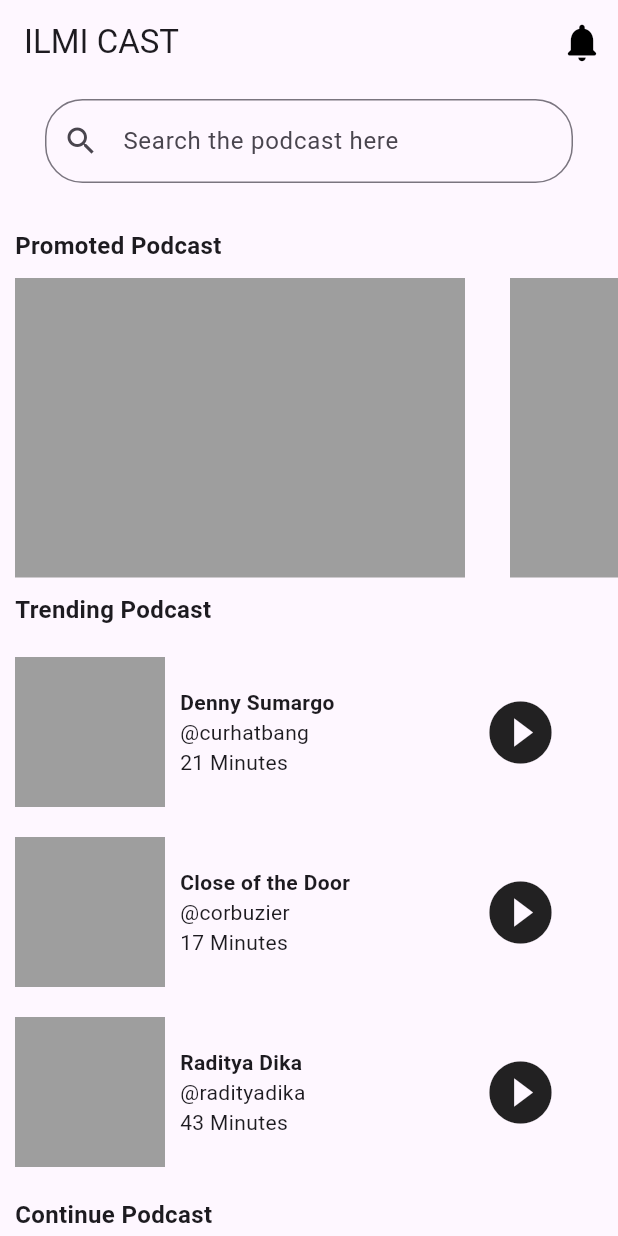
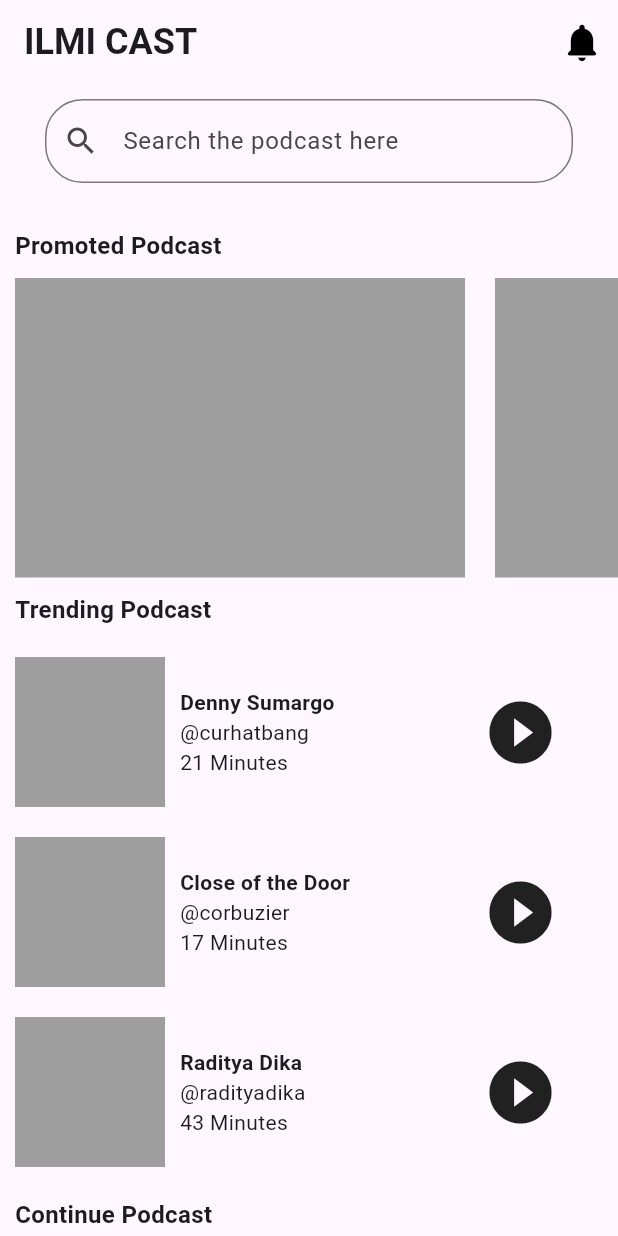
Before and after one commit to mdbicode/slicing_figma, a Flutter app: the screen it shows after launch, on a phone screen of 412 x 824 dp. Run offline on Flutter 3.47's test engine with Material 3 defaults, Android fonts, the phone set to English and light mode, and no system bars.

Commit message:
modified AppBar

```diff
--- a/lib/main.dart
+++ b/lib/main.dart
@@ -40,7 +40,8 @@ class _MyHomePageState extends State<MyHomePage> {
   Widget build(BuildContext context) {
     return Scaffold(
       appBar: AppBar(
-        title: Text(widget.title),
+        primary: false,
+        title: Text(widget.title,style: TextStyle(fontSize: 24, fontWeight: FontWeight.bold),),
         actions: <Widget> [
           IconButton(
             icon: const Icon(
@@ -61,7 +62,6 @@ class _MyHomePageState extends State<MyHomePage> {
         SingleChildScrollView(
           padding: EdgeInsets.only(bottom: 100),
           child: Column(
-
           children: [
             // Search Bar
             Padding(
@@ -83,27 +83,9 @@ class _MyHomePageState extends State<MyHomePage> {
               child: ListView(
                 scrollDirection: Axis.horizontal,
                 children: <Widget>[
-            Padding(
-              padding: const EdgeInsets.only(right: 10 ,left: 10),
-              child: Container(
-                width: 300,
-                color: Colors.grey,
-              ),
-            ),
-            Padding(
-              padding: const EdgeInsets.symmetric(horizontal: 20),
-              child: Container(
-                width: 300,
-                color: Colors.grey,
-              ),
-            ),
-            Padding(
-              padding: const EdgeInsets.symmetric(horizontal: 20),
-              child: Container(
-                width: 300,
-                color: Colors.grey,
-              ),
-            ),
+                  _buildListPromoted(Image: Image),
+                  _buildListPromoted(Image: Image),
+                  _buildListPromoted(Image: Image),
                 ],
               ),
             ),
@@ -183,6 +165,16 @@ Widget _titleText({required String title}){
       );
 }
 
+Widget _buildListPromoted({required Image}){
+  return Padding(
+              padding: const EdgeInsets.only(right: 10 ,left: 10),
+              child: Container(
+                width: 300,
+                color: Colors.grey,
+              ),
+            );
+}
+
 Widget _buildListCategory({required String title}){
   return Padding(
               padding: const EdgeInsets.only(right: 10 ,left: 10),
```
Lines whose indentation alone changed are shown as unchanged.
